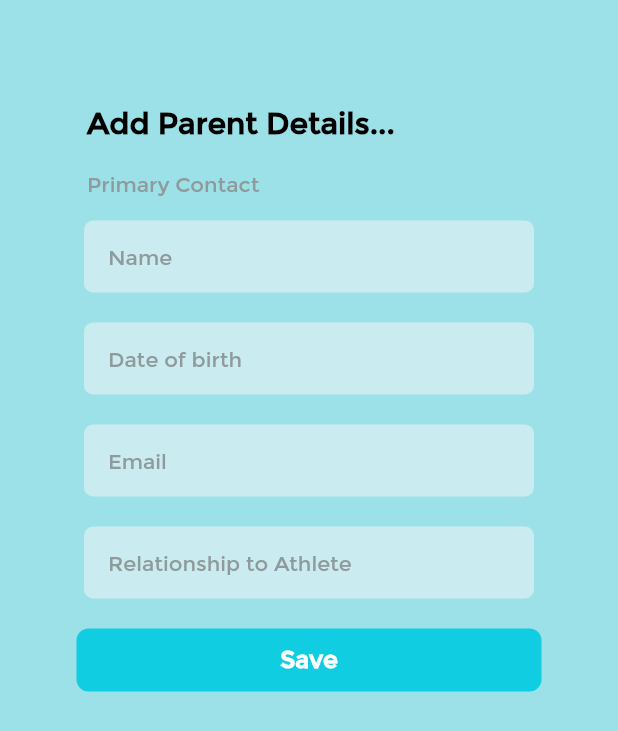
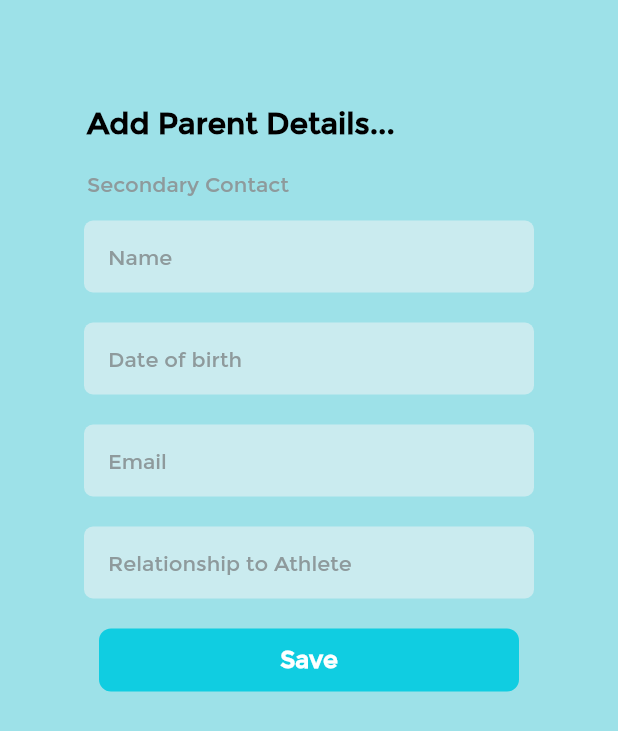
Before and after one commit to SRUTHIMARIA/sampleproject_flutter, a Flutter app: the screen it shows after launch, after a tap on "Save", on a phone screen of 412 x 824 dp. Shown: the top 731 px of the screen. Run offline on Flutter 3.47's test engine with Material 2 defaults, Android fonts, the phone set to English and light mode, and no system bars; our stand-ins replace flutter_secure_storage, flutter_svg.

Commit message:
parent details string

```diff
--- a/lib/ui/parent_details/parent_details_primary.dart
+++ b/lib/ui/parent_details/parent_details_primary.dart
@@ -217,7 +217,7 @@ class _ParentDetailPrimaryState extends State<ParentDetailPrimary> {
 
                   child: Container(
                     height: context.heightPx * 42,
-                    width: context.widthPx * 310,
+                    width: context.widthPx *280,
                     child: Container(
                       decoration: const BoxDecoration(
                           color: AppColors.themeColor,
--- a/lib/ui/parent_details/parent_details_secondary.dart
+++ b/lib/ui/parent_details/parent_details_secondary.dart
@@ -67,7 +67,7 @@ class _ParentDetailsSecondaryState extends State<ParentDetailsSecondary> {
                     padding: EdgeInsets.symmetric(horizontal: 46),
                     margin: EdgeInsets.only(left: 12.0),
                     child: Text(
-                      primaryContact,
+                      secondaryContact,
                       style: const FontData().montFont500TextStyle,
                     ),
                   ),
@@ -214,7 +214,7 @@ class _ParentDetailsSecondaryState extends State<ParentDetailsSecondary> {
 
                   child: Container(
                     height: context.heightPx * 42,
-                    width: context.widthPx * 310,
+                    width: context.widthPx * 280,
                     child: Container(
                       decoration: const BoxDecoration(
                         color: AppColors.themeColor,
--- a/lib/utils/constants/strings.dart
+++ b/lib/utils/constants/strings.dart
@@ -1,5 +1,7 @@
 const String addParentDetails = 'Add Parent Details...';
 const String primaryContact='Primary Contact';
+const String secondaryContact='Secondary Contact';
+
 const String name='Name';
 const String dob='Date of birth';
 const String email='Email';
```
Also changed, not shown: 15 other files.
